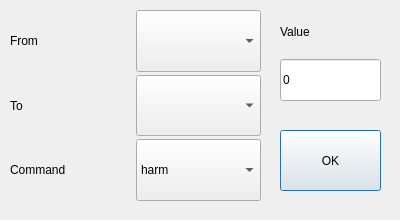
Old version of the form src/CommandDialog/commanddialog.ui in the repository lazaropo/2EManager.
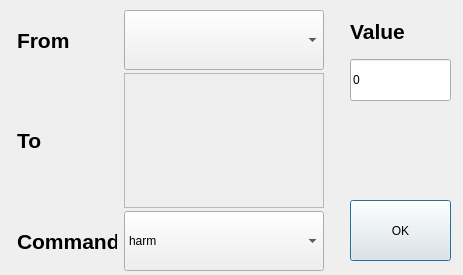
New version of the form.

The edit to the form file:
```diff
--- a/src/CommandDialog/commanddialog.ui
+++ b/src/CommandDialog/commanddialog.ui
@@ -6,8 +6,8 @@
    <rect>
     <x>0</x>
     <y>0</y>
-    <width>400</width>
-    <height>220</height>
+    <width>463</width>
+    <height>275</height>
    </rect>
   </property>
   <property name="windowTitle">
@@ -16,8 +16,8 @@
   <widget class="QPushButton" name="pushButton_accept">
    <property name="geometry">
     <rect>
-     <x>280</x>
-     <y>130</y>
+     <x>350</x>
+     <y>200</y>
      <width>101</width>
      <height>61</height>
     </rect>
@@ -31,8 +31,8 @@
     <rect>
      <x>10</x>
      <y>10</y>
-     <width>251</width>
-     <height>191</height>
+     <width>321</width>
+     <height>261</height>
     </rect>
    </property>
    <layout class="QGridLayout" name="gridLayout">
@@ -44,6 +44,24 @@
     </property>
     <item row="0" column="0">
      <widget class="QLabel" name="label_from">
+      <property name="sizePolicy">
+       <sizepolicy hsizetype="Minimum" vsizetype="Preferred">
+        <horstretch>0</horstretch>
+        <verstretch>0</verstretch>
+       </sizepolicy>
+      </property>
+      <property name="maximumSize">
+       <size>
+        <width>100</width>
+        <height>16777215</height>
+       </size>
+      </property>
+      <property name="font">
+       <font>
+        <pointsize>16</pointsize>
+        <bold>true</bold>
+       </font>
+      </property>
       <property name="text">
        <string>From</string>
       </property>
@@ -57,27 +75,59 @@
         <verstretch>0</verstretch>
        </sizepolicy>
       </property>
+      <property name="maximumSize">
+       <size>
+        <width>16777215</width>
+        <height>60</height>
+       </size>
+      </property>
      </widget>
     </item>
     <item row="1" column="0">
      <widget class="QLabel" name="label_to">
+      <property name="sizePolicy">
+       <sizepolicy hsizetype="Minimum" vsizetype="Preferred">
+        <horstretch>0</horstretch>
+        <verstretch>0</verstretch>
+       </sizepolicy>
+      </property>
+      <property name="maximumSize">
+       <size>
+        <width>100</width>
+        <height>16777215</height>
+       </size>
+      </property>
+      <property name="font">
+       <font>
+        <pointsize>16</pointsize>
+        <bold>true</bold>
+       </font>
+      </property>
       <property name="text">
        <string>To</string>
       </property>
      </widget>
     </item>
-    <item row="1" column="1">
-     <widget class="QComboBox" name="comboBox_to">
-      <property name="sizePolicy">
-       <sizepolicy hsizetype="Preferred" vsizetype="Preferred">
-        <horstretch>0</horstretch>
-        <verstretch>0</verstretch>
-       </sizepolicy>
-      </property>
-     </widget>
-    </item>
     <item row="2" column="0">
      <widget class="QLabel" name="label_command">
+      <property name="sizePolicy">
+       <sizepolicy hsizetype="Minimum" vsizetype="Preferred">
+        <horstretch>0</horstretch>
+        <verstretch>0</verstretch>
+       </sizepolicy>
+      </property>
+      <property name="maximumSize">
+       <size>
+        <width>100</width>
+        <height>16777215</height>
+       </size>
+      </property>
+      <property name="font">
+       <font>
+        <pointsize>16</pointsize>
+        <bold>true</bold>
+       </font>
+      </property>
       <property name="text">
        <string>Command</string>
       </property>
@@ -91,6 +141,12 @@
         <verstretch>0</verstretch>
        </sizepolicy>
       </property>
+      <property name="maximumSize">
+       <size>
+        <width>16777215</width>
+        <height>60</height>
+       </size>
+      </property>
       <item>
        <property name="text">
         <string>harm</string>
@@ -103,12 +159,41 @@
       </item>
      </widget>
     </item>
+    <item row="1" column="1">
+     <widget class="QScrollArea" name="scrollArea">
+      <property name="sizePolicy">
+       <sizepolicy hsizetype="Preferred" vsizetype="Minimum">
+        <horstretch>0</horstretch>
+        <verstretch>0</verstretch>
+       </sizepolicy>
+      </property>
+      <property name="maximumSize">
+       <size>
+        <width>200</width>
+        <height>16777215</height>
+       </size>
+      </property>
+      <property name="widgetResizable">
+       <bool>true</bool>
+      </property>
+      <widget class="QWidget" name="scrollAreaWidgetContents">
+       <property name="geometry">
+        <rect>
+         <x>0</x>
+         <y>0</y>
+         <width>198</width>
+         <height>131</height>
+        </rect>
+       </property>
+      </widget>
+     </widget>
+    </item>
    </layout>
   </widget>
   <widget class="QWidget" name="layoutWidget">
    <property name="geometry">
     <rect>
-     <x>280</x>
+     <x>350</x>
      <y>10</y>
      <width>101</width>
      <height>91</height>
@@ -117,6 +202,12 @@
    <layout class="QVBoxLayout" name="verticalLayout">
     <item>
      <widget class="QLabel" name="label_value">
+      <property name="font">
+       <font>
+        <pointsize>16</pointsize>
+        <bold>true</bold>
+       </font>
+      </property>
       <property name="text">
        <string>Value</string>
       </property>
```
